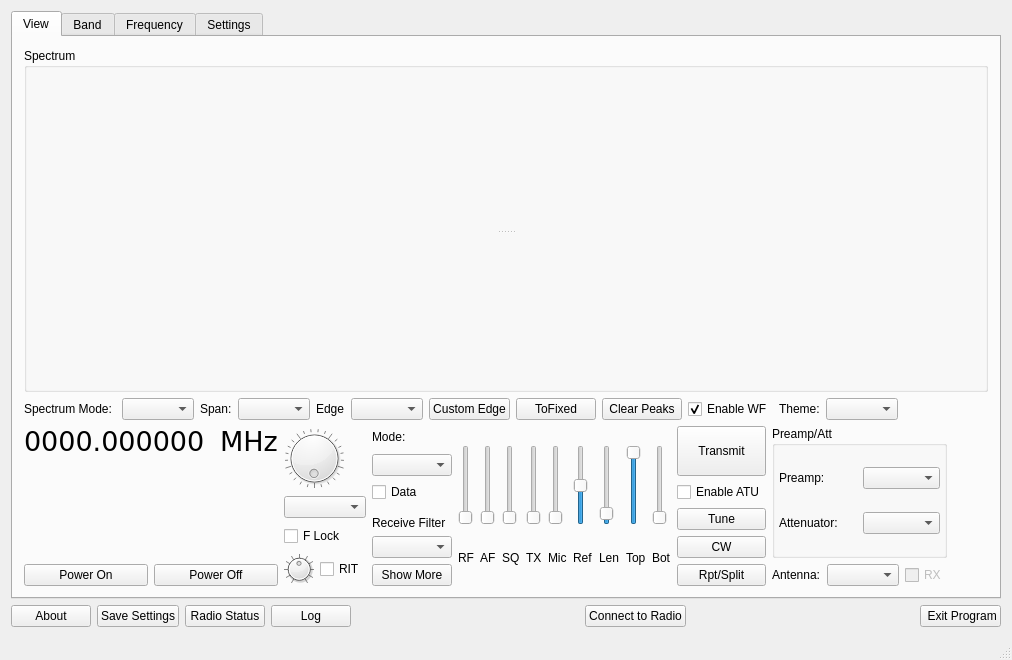
The window that wfmain.ui (adecarolis/wfweb) describes before a commit, drawn with Qt 5.
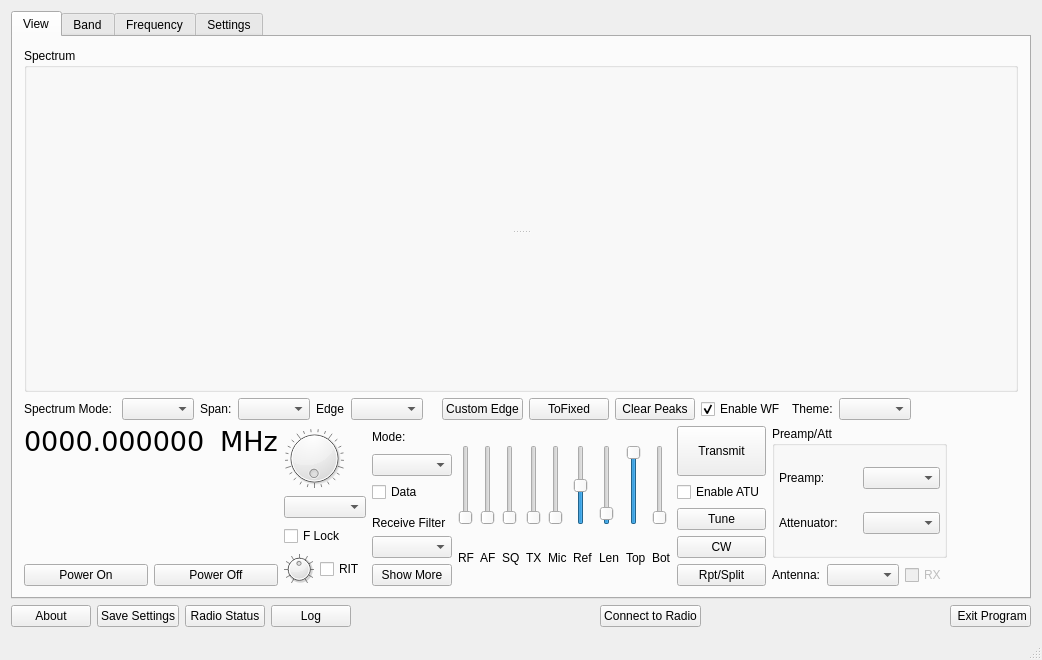
The same window after the commit. The open tabs and pages were chosen to show the change. Custom widgets are drawn as their Qt base class.

Commit message: Added "scope out of range" notification.

Diff of the .ui file:
```diff
--- a/wfmain.ui
+++ b/wfmain.ui
@@ -6,7 +6,7 @@
    <rect>
     <x>0</x>
     <y>0</y>
-    <width>1012</width>
+    <width>1042</width>
     <height>660</height>
    </rect>
   </property>
@@ -117,6 +117,19 @@
             </property>
            </widget>
           </item>
+          <item>
+           <widget class="QLabel" name="scopeOutOfRangeLabel">
+            <property name="minimumSize">
+             <size>
+              <width>5</width>
+              <height>0</height>
+             </size>
+            </property>
+            <property name="text">
+             <string/>
+            </property>
+           </widget>
+          </item>
           <item>
            <widget class="QPushButton" name="customEdgeBtn">
             <property name="toolTip">
@@ -5441,6 +5454,7 @@
        <widget class="QPushButton" name="exitBtn">
         <property name="font">
          <font>
+          <weight>50</weight>
           <bold>false</bold>
          </font>
         </property>
```
Left out of the diff: 13 changed lines with no effect on the pictures. The commit also changes 4 other files.
